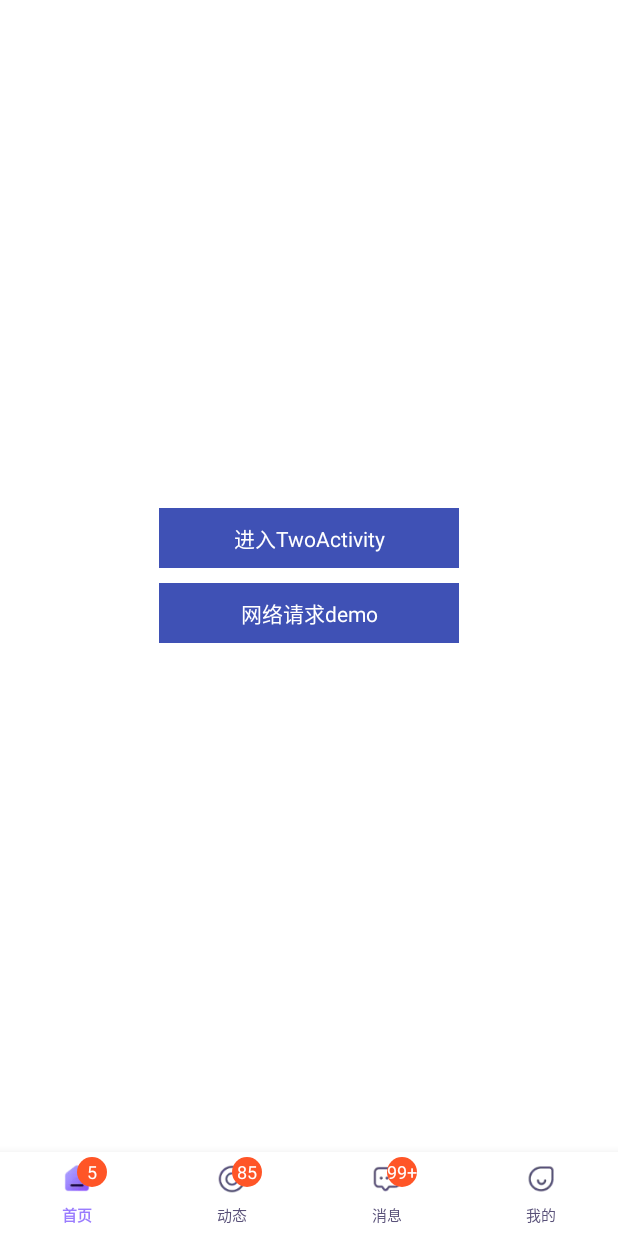
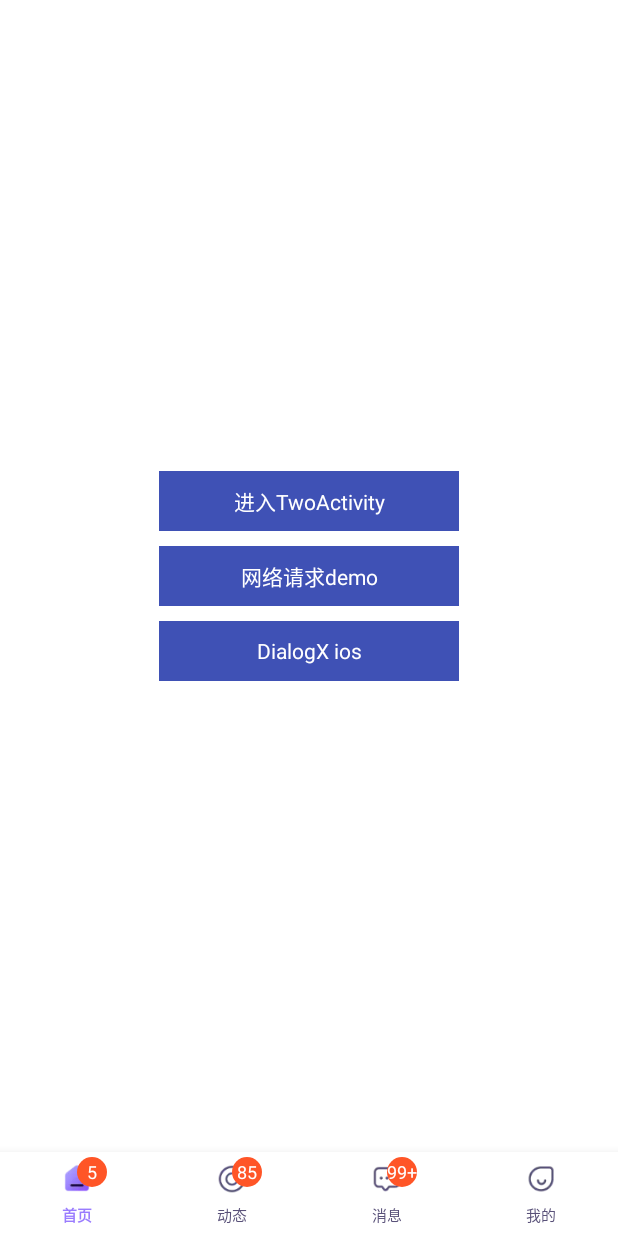
Before and after one commit to ztind/mvvm, an Android app: the screen it shows after launch (MainActivity), on a phone screen of 412 x 824 dp. Run offline under Robolectric (Android 15) with nearby library versions, the light colour scheme and no system bars; our stand-ins replace data binding; libraries missing offline, so code that uses them is left out: cn.bingoogolapple.swipebacklayout, com.gyf.immersionbar, com.kongzue.dialogx; 16 statements that could not run were skipped.

Commit message:
new:DialogX IOS

```diff
--- a/sample/src/main/java/com/ztind/sample/fragment/HomeViewModel.kt
+++ b/sample/src/main/java/com/ztind/sample/fragment/HomeViewModel.kt
@@ -1,5 +1,6 @@
 package com.ztind.sample.fragment
 
+import com.kongzue.dialogx.dialogs.MessageDialog
 import com.ztind.mvvm.common.utils.gotoActivity
 import com.ztind.mvvm.viewmodel.BaseViewModel
 import com.ztind.sample.activity.NetworDemokActivity
@@ -29,4 +30,7 @@ class HomeViewModel :BaseViewModel<HomeRepository,FragmentHomeBinding>() {
     fun goNetworkDemoAty(){
         gotoActivity<NetworDemokActivity>(mFragment.mContext)
     }
+    fun iosDialog(){
+        MessageDialog.show("标题", "正文内容", "确定", "取消")
+    }
 }
--- a/sample/src/main/res/layout/fragment_home.xml
+++ b/sample/src/main/res/layout/fragment_home.xml
@@ -29,5 +29,14 @@
             android:background="#3F51B5"
             android:layout_width="200dp"
             android:layout_height="40dp"/>
+        <TextView
+            android:text="DialogX ios"
+            android:gravity="center"
+            android:layout_marginTop="10dp"
+            android:onClick="@{()->viewmodel.iosDialog()}"
+            android:textColor="@color/white"
+            android:background="#3F51B5"
+            android:layout_width="200dp"
+            android:layout_height="40dp"/>
     </LinearLayout>
 </layout>
```
Also changed, not shown: mvvm/build.gradle (+8 -3 lines), sample/build.gradle (+11 -0 lines), sample/src/main/java/com/ztind/sample/App.kt (+9 -0 lines).
